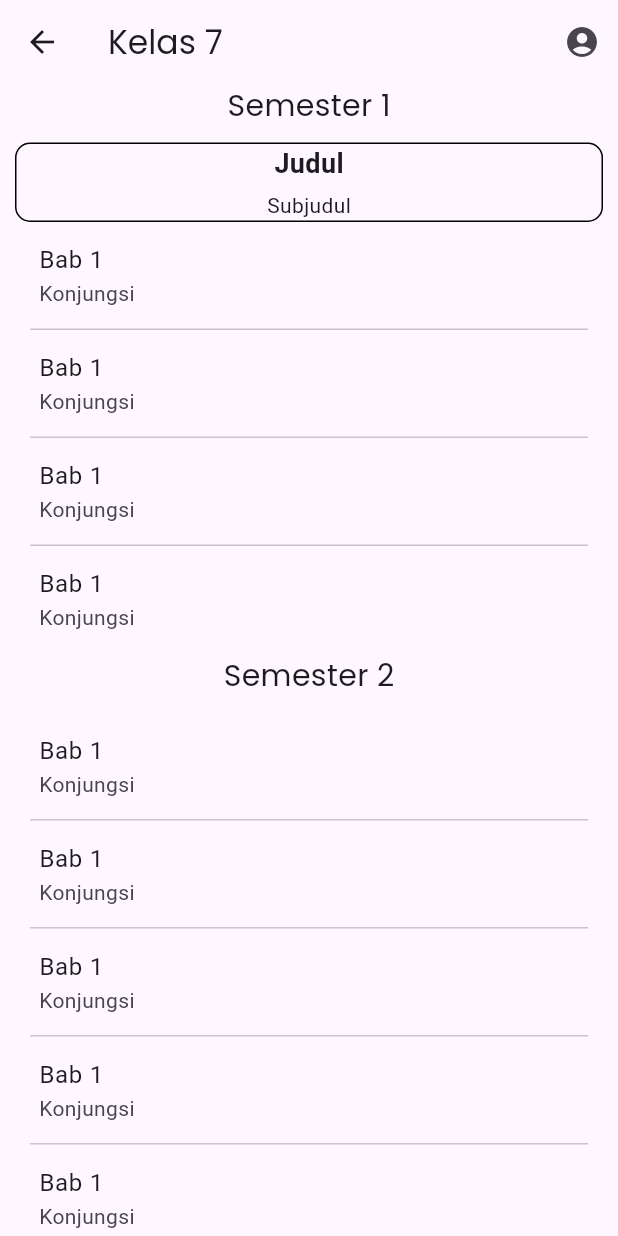
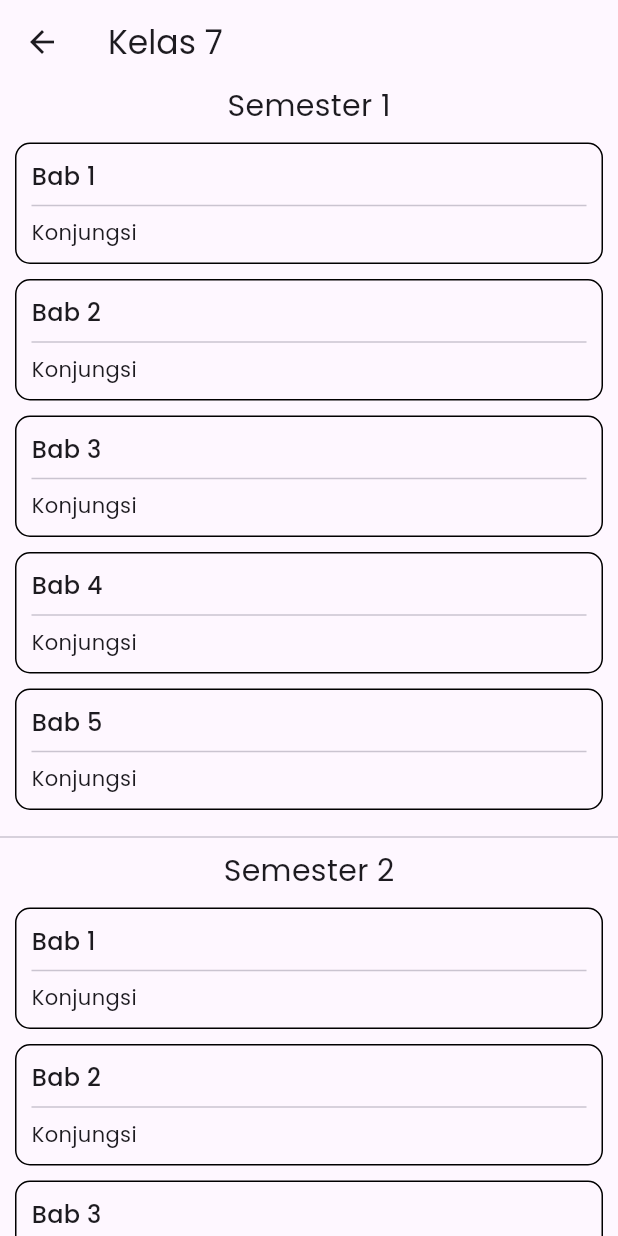
Before and after one commit to RizkyIqbalSudrajat/jadwalgenius, a Flutter app: the CourseDetailPage screen opened directly, on a phone screen of 412 x 824 dp. Run offline on Flutter 3.47's test engine with Material 3 defaults, Android fonts, the phone set to English and light mode, and no system bars; our stand-ins replace carousel_slider, curved_labeled_navigation_bar, firebase_core, google_fonts; accounts and stored records are empty.

Commit message:
Update kelas7.dart

```diff
--- a/lib/kelas7.dart
+++ b/lib/kelas7.dart
@@ -2,22 +2,18 @@ import 'package:flutter/material.dart';
 import 'package:google_fonts/google_fonts.dart';
 
 class CourseDetailPage extends StatelessWidget {
+  const CourseDetailPage({super.key});
+
   @override
   Widget build(BuildContext context) {
     return Scaffold(
         appBar: AppBar(
           title: Text('Kelas 7', style: GoogleFonts.poppins()),
           actions: [
-            IconButton(
-              icon: Icon(Icons.account_circle),
-              onPressed: () {
-                // Tambahkan logika untuk menangani ketika avatar ditekan
-              },
-            ),
           ],
         ),
-        body:
-            ListView(padding: EdgeInsets.symmetric(horizontal: 10), children: [
+        body: ListView(
+          children: [
             Column(
               children: <Widget>[
                 Text(
@@ -26,126 +22,60 @@ class CourseDetailPage extends StatelessWidget {
                 ),
                 SizedBox(height: 10.0),
                 Column(
-                children: [
-                  Container(
-                    width: double.infinity,
-                    decoration: BoxDecoration(
-                        border: Border.all(
-                            color: Colors.black), // Tambahkan garis tepi
-                        borderRadius: BorderRadius.circular(10)),
-                    child: Column(
-                      mainAxisAlignment: MainAxisAlignment.center,
-                      children: [
-                        Text(
-                          'Judul',
-                          style: TextStyle(
-                            fontWeight: FontWeight.bold,
-                            fontSize: 18,
+                  children: List.generate(
+                    5, // Ubah ini sesuai jumlah item yang Anda butuhkan
+                    (index) => ContainerItem(index + 1),
                   ),
                 ),
-                        SizedBox(height: 5), // Jarak antara judul dan subjudul
-                        Text(
-                          'Subjudul',
-                          style: TextStyle(
-                            fontSize: 14,
-                          ),
-                        ),
-                      ],
-                    ),
-                  ),
-                  ListTile(
-                    title: Text('Bab 1'),
-                    subtitle: Text("Konjungsi"),
-                    onTap: () {},
-                  ),
-                  Divider(
-                    height: 0,
-                    indent: 10,
-                    endIndent: 10,
-                  ),
-                  ListTile(
-                    title: Text('Bab 1'),
-                    subtitle: Text("Konjungsi"),
-                    onTap: () {},
-                  ),
-                  Divider(
-                    height: 0,
-                    indent: 10,
-                    endIndent: 10,
-                  ),
-                  ListTile(
-                    title: Text('Bab 1'),
-                    subtitle: Text("Konjungsi"),
-                    onTap: () {},
-                  ),
-                  Divider(
-                    height: 0,
-                    indent: 10,
-                    endIndent: 10,
-                  ),
-                  ListTile(
-                    title: Text('Bab 1'),
-                    subtitle: Text("Konjungsi"),
-                    onTap: () {},
-                  ),
-                ],
-              ),
+                Divider(),
                 Text(
                   'Semester 2',
                   style: GoogleFonts.poppins(fontSize: 20.0),
                 ),
                 SizedBox(height: 10.0),
                 Column(
-                children: [
-                  ListTile(
-                    title: Text('Bab 1'),
-                    subtitle: Text("Konjungsi"),
-                    onTap: () {},
+                  children: List.generate(
+                    5, // Ubah ini sesuai jumlah item yang Anda butuhkan
+                    (index) => ContainerItem(index + 1),
                   ),
-                  Divider(
-                    height: 0,
-                    indent: 10,
-                    endIndent: 10,
-                  ),
-                  ListTile(
-                    title: Text('Bab 1'),
-                    subtitle: Text("Konjungsi"),
-                    onTap: () {},
-                  ),
-                  Divider(
-                    height: 0,
-                    indent: 10,
-                    endIndent: 10,
-                  ),
-                  ListTile(
-                    title: Text('Bab 1'),
-                    subtitle: Text("Konjungsi"),
-                    onTap: () {},
-                  ),
-                  Divider(
-                    height: 0,
-                    indent: 10,
-                    endIndent: 10,
-                  ),
-                  ListTile(
-                    title: Text('Bab 1'),
-                    subtitle: Text("Konjungsi"),
-                    onTap: () {},
-                  ),
-                  Divider(
-                    height: 0,
-                    indent: 10,
-                    endIndent: 10,
-                  ),
-                  ListTile(
-                    title: Text('Bab 1'),
-                    subtitle: Text("Konjungsi"),
-                    onTap: () {},
                 ),
               ],
             ),
           ],
-          ),
-        ]));
+        ));
   }
 }
+
+class ContainerItem extends StatelessWidget {
+  final int babNumber;
+
+  const ContainerItem(this.babNumber, {super.key});
+
+  @override
+  Widget build(BuildContext context) {
+    return Container(
+      margin: EdgeInsets.fromLTRB(10, 0, 10, 10),
+      padding: EdgeInsets.all(10),
+      width: double.infinity,
+      decoration: BoxDecoration(
+        border: Border.all(color: Colors.black),
+        borderRadius: BorderRadius.circular(10),
+      ),
+      child: Column(
+        mainAxisAlignment: MainAxisAlignment.center,
+        crossAxisAlignment: CrossAxisAlignment.start,
+        children: [
+          Text(
+            'Bab $babNumber',
+            style: GoogleFonts.poppins(fontSize: 16, fontWeight: FontWeight.w500),
+          ),
+          Divider(),
+          Text(
+            'Konjungsi',
+            style: GoogleFonts.poppins(fontSize: 14),
+          ),
+        ],
+      ),
+    );
+  }
+}
```
Lines whose indentation alone changed are shown as unchanged.
